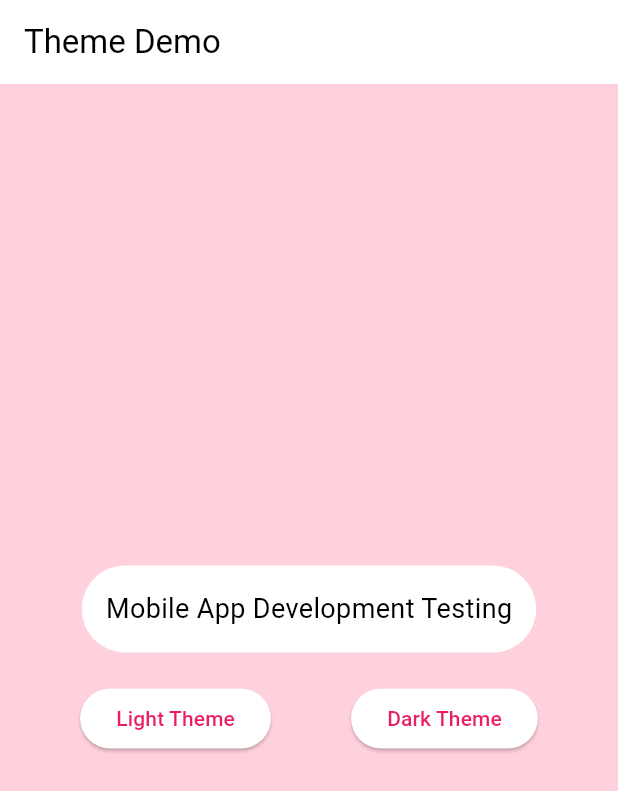
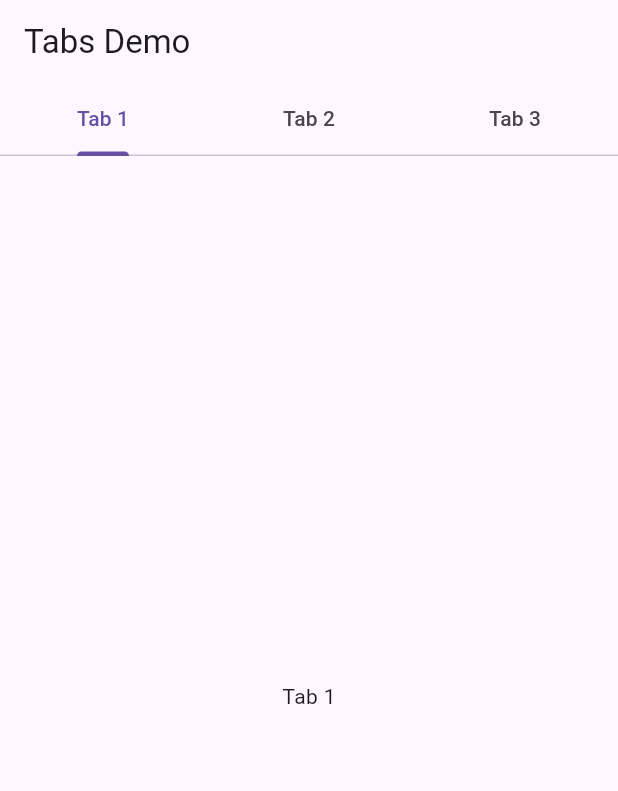
Before and after one commit to ewilliams153/Digital_Pet_App_CE, a Flutter app: the screen it shows after launch, on a phone screen of 412 x 824 dp. Shown: the top 791 px of the screen. Run offline on Flutter 3.47's test engine with Material 3 defaults, Android fonts, the phone set to English and light mode, and no system bars.

Commit message:
New main with tabs

```diff
--- a/digital_pet_app/lib/main.dart
+++ b/digital_pet_app/lib/main.dart
@@ -1,103 +1,93 @@
 import 'package:flutter/material.dart';
 
 void main() {
-  runApp(RunMyApp());
+  runApp(MyApp());
 }
 
-class RunMyApp extends StatefulWidget {
-  const RunMyApp({super.key});
+class MyApp extends StatelessWidget {
+  const MyApp({super.key});
 
   @override
-  State<RunMyApp> createState() => _RunMyAppState();
+  Widget build(BuildContext context) {
+    return MaterialApp(
+      home: DefaultTabController(
+        length: 3,
+        child: _TabsNonScrollableDemo(),
+      ),
+    );
+  }
 }
 
-class _RunMyAppState extends State<RunMyApp> {
-  ThemeMode _themeMode = ThemeMode.system;
+class _TabsNonScrollableDemo extends StatefulWidget {
+  @override
+  __TabsNonScrollableDemoState createState() => __TabsNonScrollableDemoState();
+}
 
-  // Method to change the theme
-  void changeTheme(ThemeMode themeMode) {
-    setState(() {
-      _themeMode = themeMode;
+class __TabsNonScrollableDemoState extends State<_TabsNonScrollableDemo>
+    with SingleTickerProviderStateMixin, RestorationMixin {
+  late TabController _tabController;
+
+  final RestorableInt tabIndex = RestorableInt(0);
+
+  @override
+  String get restorationId => 'tab_non_scrollable_demo';
+
+  @override
+  void restoreState(RestorationBucket? oldBucket, bool initialRestore) {
+    registerForRestoration(tabIndex, 'tab_index');
+    _tabController.index = tabIndex.value;
+  }
+
+  @override
+  void initState() {
+    super.initState();
+    _tabController = TabController(
+      initialIndex: 0,
+      length: 3,
+      vsync: this,
+    );
+    _tabController.addListener(() {
+      setState(() {
+        tabIndex.value = _tabController.index;
+      });
     });
   }
 
   @override
-  Widget build(BuildContext context) {
-    return MaterialApp(
-      theme: ThemeData(
-        colorScheme: ColorScheme.light(
-          primary: Colors.pink,
-          secondary: Colors.amber,
-        ),
-        scaffoldBackgroundColor: Color(0xFFFFD1DC), // Pastel pink
-      ),
-      darkTheme: ThemeData(
-        colorScheme: ColorScheme.dark(
-          primary: Colors.pink.shade900,
-          secondary: Colors.deepOrange,
-        ),
-        scaffoldBackgroundColor: Color(0xFFB0003C), // Deep pink
-      ),
-      themeMode: _themeMode,
-      debugShowCheckedModeBanner: false,
-      home: ThemeSwitcher(changeTheme: changeTheme, themeMode: _themeMode),
-    );
+  void dispose() {
+    _tabController.dispose();
+    tabIndex.dispose();
+    super.dispose();
   }
-}
-
-class ThemeSwitcher extends StatelessWidget {
-  final Function(ThemeMode) changeTheme;
-  final ThemeMode themeMode;
-
-  const ThemeSwitcher({
-    super.key,
-    required this.changeTheme,
-    required this.themeMode,
-  });
 
   @override
   Widget build(BuildContext context) {
+// For the ToDo task hint: consider defining the widget and name of the tabs here
+    final tabs = ['Tab 1', 'Tab 2', 'Tab 3'];
+
     return Scaffold(
       appBar: AppBar(
-        title: const Text('Theme Demo'),
+        automaticallyImplyLeading: false,
+        title: Text(
+          'Tabs Demo',
+        ),
+        bottom: TabBar(
+          controller: _tabController,
+          isScrollable: false,
+          tabs: [
+            for (final tab in tabs) Tab(text: tab),
+          ],
+        ),
       ),
-      body: AnimatedContainer(
-        duration: const Duration(milliseconds: 500),
-        color: Theme.of(context).scaffoldBackgroundColor,
-        child: Center(
-          child: Column(
-            mainAxisAlignment: MainAxisAlignment.center,
-            children: [
-              Container(
-                padding: const EdgeInsets.all(16),
-                decoration: BoxDecoration(
-                  color: themeMode == ThemeMode.light
-                      ? Colors.grey[300]
-                      : Colors.white,
-                  borderRadius: BorderRadius.circular(100),
-                ),
-                child: const Text(
-                  'Mobile App Development Testing',
-                  style: TextStyle(fontSize: 18),
-                ),
-              ),
-              const SizedBox(height: 20),
-              Row(
-                mainAxisAlignment: MainAxisAlignment.spaceEvenly,
-                children: [
-                  ElevatedButton(
-                    onPressed: () => changeTheme(ThemeMode.light),
-                    child: const Text('Light Theme'),
-                  ),
-                  ElevatedButton(
-                    onPressed: () => changeTheme(ThemeMode.dark),
-                    child: const Text('Dark Theme'),
-                  ),
-                ],
-              ),
-            ],
-          ),
-        ),
+      body: TabBarView(
+        controller: _tabController,
+        children: [
+// hint for the to do task:Considering creating the different for different tabs
+          for (final tab in tabs)
+            Center(
+              child: Text(tab),
+            ),
+        ],
       ),
     );
   }
```
Also changed, not shown: 1 other file.
